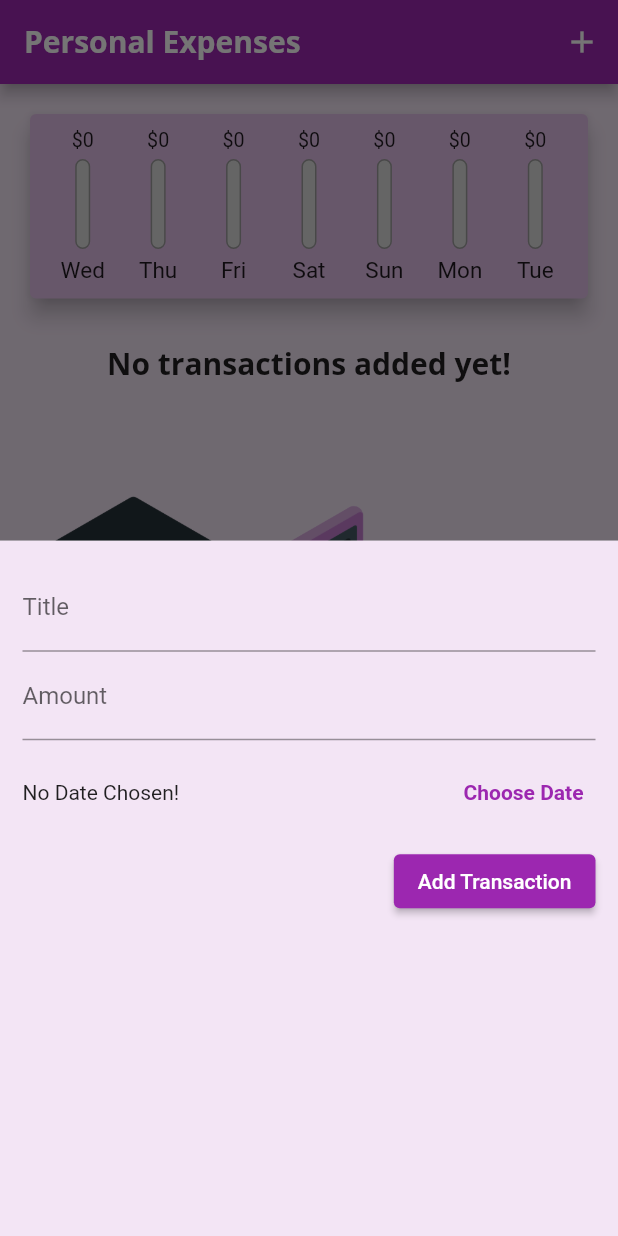
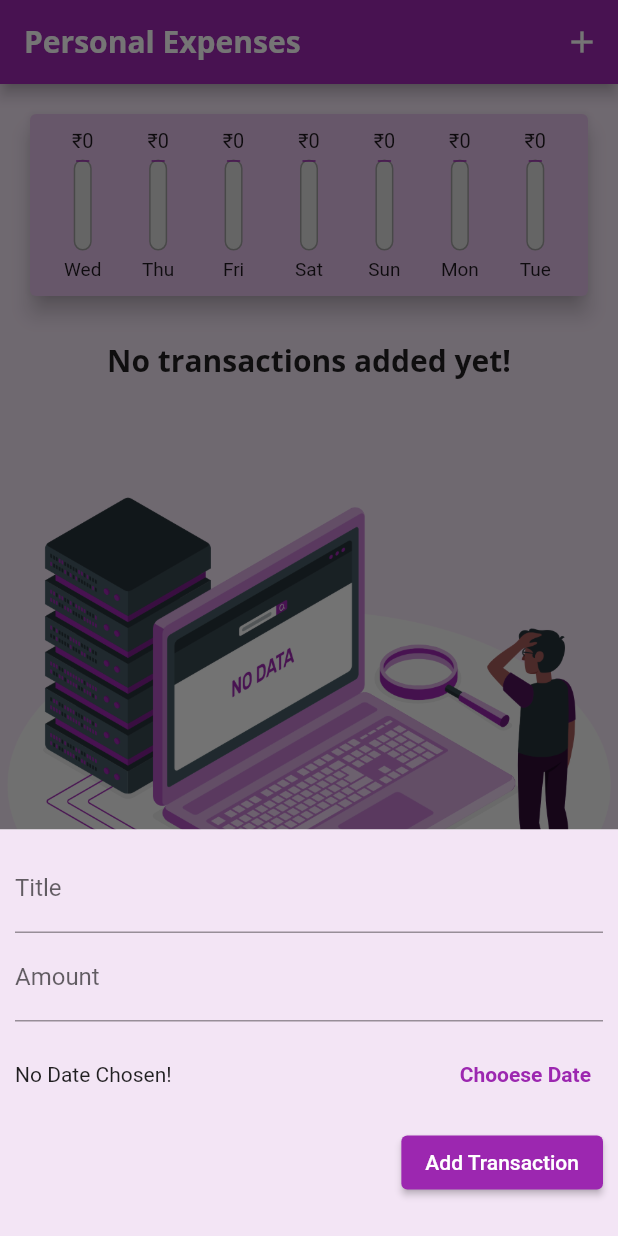
Before and after one commit to Nimit19/FlutterDevlopment, a Flutter app: the screen it shows after launch, after a tap on the "add" icon, on a phone screen of 412 x 824 dp. Run offline on Flutter 3.47's test engine with Material 2 defaults, Android fonts, the light colour scheme and no system bars; missing offline and left inert: dart:ffi.

Commit message:
Initial Commit

```diff
--- a/Udemy Course/Flutter Apps/personal_expense/lib/main.dart
+++ b/Udemy Course/Flutter Apps/personal_expense/lib/main.dart
@@ -1,11 +1,18 @@
+import 'dart:io';
+
+import 'package:flutter/cupertino.dart';
 import 'package:flutter/material.dart';
-import 'package:personal_expense/widgets/new_transaction.dart';
-import 'package:personal_expense/widgets/transaction_list_tile.dart';
-import './widgets/transaction_list.dart';
+import 'package:flutter/services.dart';
+
+import './widgets/new_transaction.dart';
+import './widgets/transaction_list_tile.dart';
 import '../models/transaction.dart';
 import './widgets/chart.dart';
 
 void main() {
+  // WidgetsFlutterBinding.ensureInitialized();
+  // SystemChrome.setPreferredOrientations(
+  //     [DeviceOrientation.portraitUp, DeviceOrientation.portraitDown]);
   runApp(const MyApp());
 }
 
@@ -22,13 +29,13 @@ class MyApp extends StatelessWidget {
         accentColor: Colors.amber,
         fontFamily: "Quicksand",
         textTheme: ThemeData.light().textTheme.copyWith(
-              headline6: TextStyle(
+              headline6: const TextStyle(
                 fontSize: 20,
                 fontFamily: 'OpenSans',
                 fontWeight: FontWeight.bold,
               ),
             ),
-        appBarTheme: AppBarTheme(
+        appBarTheme: const AppBarTheme(
           titleTextStyle: TextStyle(
             fontSize: 20,
             fontFamily: 'OpenSans',
@@ -56,6 +63,8 @@ class _MyHomePageState extends State<MyHomePage> {
     // Transaction(id: 't2', title: "Book", amount: 1000, date: DateTime.now()),
   ];
 
+  bool _showChart = false;
+
   void _addNewTransaction(String newTitle, num newAmount, var selectedDate) {
     final newTx = Transaction(
         id: DateTime.now().toString(),
@@ -68,7 +77,7 @@ class _MyHomePageState extends State<MyHomePage> {
     });
   }
 
-  void _deleteTransaction(String id){
+  void _deleteTransaction(String id) {
     setState(() {
       _userTransactions.removeWhere((tx) => tx.id == id);
     });
@@ -77,7 +86,7 @@ class _MyHomePageState extends State<MyHomePage> {
   List<Transaction> get _recentTransactions {
     return _userTransactions.where((tx) {
       return tx.date.isAfter(
-        DateTime.now().subtract(Duration(days: 7)),
+        DateTime.now().subtract(const Duration(days: 7)),
       );
     }).toList();
   }
@@ -88,24 +97,96 @@ class _MyHomePageState extends State<MyHomePage> {
         builder: (_) {
           return GestureDetector(
             onTap: () {},
+            behavior: HitTestBehavior.opaque,
             child: NewTransaction(_addNewTransaction),
-            behavior: HitTestBehavior.opaque,
           );
         });
   }
 
+  List<Widget> _buildPortraitContent(MediaQueryData mediaQuery,
+      PreferredSizeWidget appBar, Widget txListWidget) {
+    return [
+      Container(
+        height: (mediaQuery.size.height -
+                appBar.preferredSize.height -
+                mediaQuery.padding.top) *
+            0.21,
+        child: Chart(_recentTransactions),
+      ),
+      txListWidget
+    ];
+  }
+
+  List<Widget> _buildLandscapeContent(MediaQueryData mediaQuery,
+      PreferredSizeWidget appBar, Widget txListWidget) {
+    return [
+      Row(
+        mainAxisAlignment: MainAxisAlignment.center,
+        children: [
+          Text("Show Chart", style: Theme.of(context).textTheme.titleMedium),
+          Switch.adaptive(
+              // adaptive use for different ui at different platform`
+              value: _showChart,
+              onChanged: (val) {
+                setState(() {
+                  _showChart = val;
+                });
+              })
+        ],
+      ),
+      _showChart
+          ? Container(
+              height: (mediaQuery.size.height -
+                      appBar.preferredSize.height -
+                      mediaQuery.padding.top) *
+                  0.65,
+              child: Chart(_recentTransactions),
+            )
+          : txListWidget,
+    ];
+  }
+
   @override
   Widget build(BuildContext context) {
-    return Scaffold(
-      appBar: AppBar(
+    final mediaQuery = MediaQuery.of(context);
+    final isLandscape = mediaQuery.orientation == Orientation.landscape;
+
+    final PreferredSizeWidget appBar;
+
+    if (Platform.isIOS) {
+      appBar = CupertinoNavigationBar(
+        middle: Text(widget.title),
+        trailing: Row(
+          mainAxisSize: MainAxisSize.min,
+          children: [
+            GestureDetector(
+              child: const Icon(CupertinoIcons.add),
+              onTap: () => _startAddNewTransaction(context),
+            )
+          ],
+        ),
+      );
+    } else {
+      appBar = AppBar(
         title: Text(widget.title),
         actions: <Widget>[
           IconButton(
               onPressed: () => _startAddNewTransaction(context),
-              icon: Icon(Icons.add))
+              icon: const Icon(Icons.add))
         ],
-      ),
-      body: Container(
+      );
+    }
+
+    final txListWidget = Container(
+      height: (mediaQuery.size.height -
+              appBar.preferredSize.height -
+              mediaQuery.padding.top) *
+          0.79,
+      child: TransactionListTile(_userTransactions, _deleteTransaction),
+    );
+
+    final pageBody = SafeArea(
+      child: Container(
         width: double.infinity,
         height: double.infinity,
         color: Colors.purple.shade50,
@@ -113,17 +194,37 @@ class _MyHomePageState extends State<MyHomePage> {
           child: Column(
             crossAxisAlignment: CrossAxisAlignment.stretch,
             children: <Widget>[
-              Chart(_recentTransactions),
-              TransactionListTile(_userTransactions,_deleteTransaction),
+
+              // Not Landscape
+              if (!isLandscape)
+                ..._buildPortraitContent(mediaQuery, appBar, txListWidget),
+
+              // Landscape
+              if (isLandscape)
+                ..._buildLandscapeContent(mediaQuery, appBar, txListWidget),
+
             ],
           ),
         ),
       ),
-      floatingActionButtonLocation: FloatingActionButtonLocation.centerFloat,
-      floatingActionButton: FloatingActionButton(
-        onPressed: () => _startAddNewTransaction(context),
-        child: Icon(Icons.add),
-      ),
     );
+
+    return Platform.isIOS
+        ? CupertinoPageScaffold(
+            navigationBar: appBar as ObstructingPreferredSizeWidget,
+            child: pageBody,
+          )
+        : Scaffold(
+            appBar: appBar,
+            body: pageBody,
+            floatingActionButtonLocation:
+                FloatingActionButtonLocation.centerFloat,
+            floatingActionButton: Platform.isIOS
+                ? Container()
+                : FloatingActionButton(
+                    onPressed: () => _startAddNewTransaction(context),
+                    child: const Icon(Icons.add),
+                  ),
+          );
   }
 }
--- /dev/null
+++ b/Udemy Course/Flutter Apps/personal_expense/lib/widgets/adaptive_flat_button.dart
@@ -0,0 +1,30 @@
+import 'dart:io';
+
+import 'package:flutter/cupertino.dart';
+import 'package:flutter/material.dart';
+
+class AdaptiveFlatButton extends StatelessWidget {
+  final String text;
+  final Function handler;
+
+  AdaptiveFlatButton(this.text, this.handler);
+
+  @override
+  Widget build(BuildContext context) {
+    return Platform.isIOS
+        ? CupertinoButton(
+            onPressed: () => handler(),
+            child: Text(
+              text,
+              style: TextStyle(fontWeight: FontWeight.bold),
+            ),
+          )
+        : TextButton(
+            onPressed: () => handler(),
+            child: Text(
+              text,
+              style: TextStyle(fontWeight: FontWeight.bold),
+            ),
+          );
+  }
+}
--- a/Udemy Course/Flutter Apps/personal_expense/lib/widgets/chart.dart
+++ b/Udemy Course/Flutter Apps/personal_expense/lib/widgets/chart.dart
@@ -7,7 +7,7 @@ import '../models/transaction.dart';
 
 class Chart extends StatelessWidget {
   final List<Transaction> recentTransaction;
-  Chart(this.recentTransaction);
+  const Chart(this.recentTransaction);
 
   List<Map<String, Object>> get groupedTransactionValues {
     return List.generate(7, (index) {
@@ -21,15 +21,13 @@ class Chart extends StatelessWidget {
           totalSum += recentTransaction[i].amount;
         }
       }
-      return {
-        'day': DateFormat.E().format(weekDay),
-        'amount': totalSum
-      };
+      return {'day': DateFormat.E().format(weekDay), 'amount': totalSum};
     });
   }
 
   double get totalSpending {
-    return groupedTransactionValues.fold<double>(0.000001, (sum, item) { // Check Later
+    return groupedTransactionValues.fold<double>(0.000001, (sum, item) {
+      // Check Later
       return sum + (item['amount'] as num);
     });
   }
@@ -45,13 +43,19 @@ class Chart extends StatelessWidget {
         child: Row(
           mainAxisAlignment: MainAxisAlignment.spaceAround,
           children: [
-            ...groupedTransactionValues.map((data) {
-              return Flexible(
-                fit: FlexFit.tight,
-                child: ChartBar(data['day'].toString(), data['amount'] as num,
-                    (totalSpending == 0.0 ? 0.0 : data['amount'] as num) / totalSpending),
-              );
-            }).toList().reversed,
+            ...groupedTransactionValues
+                .map((data) {
+                  return Flexible(
+                    fit: FlexFit.tight,
+                    child: ChartBar(
+                        data['day'].toString(),
+                        data['amount'] as num,
+                        (totalSpending == 0.0 ? 0.0 : data['amount'] as num) /
+                            totalSpending),
+                  );
+                })
+                .toList()
+                .reversed,
           ],
         ),
       ),
--- a/Udemy Course/Flutter Apps/personal_expense/lib/widgets/chart_bar.dart
+++ b/Udemy Course/Flutter Apps/personal_expense/lib/widgets/chart_bar.dart
@@ -5,52 +5,64 @@ class ChartBar extends StatelessWidget {
   final num spendingAmount;
   final double spendingPerOfTotal;
 
-  ChartBar(this.label, this.spendingAmount, this.spendingPerOfTotal);
+  const ChartBar(this.label, this.spendingAmount, this.spendingPerOfTotal);
 
   @override
   Widget build(BuildContext context) {
+    return LayoutBuilder(builder: (ctx, constraints) {
       return Column(
         children: [
           Container(
-          height: 15,
+            height: constraints.maxHeight * 0.15,
             child: FittedBox(
-            child: Text("\$${spendingAmount.toStringAsFixed(0)}"),
+                child: spendingAmount > 1000
+                    ? Text("₹${(spendingAmount / 1000).toStringAsFixed(0)}k")
+                    : Text("₹${spendingAmount.toStringAsFixed(0)}")),
+          ),
+          SizedBox(
+            height: constraints.maxHeight * 0.05,
+          ),
+          Container(
+            height: constraints.maxHeight * 0.60,
+            width: 12,
+
+            // Change By me
+            child: Container(
+              height: double.infinity,
+              width: double.infinity,
+              decoration: BoxDecoration(
+                border: Border.all(color: Colors.grey, width: 1),
+                color: Color.fromRGBO(220, 220, 220, 50),
+                borderRadius: BorderRadius.circular(20),
+              ),
+              child: FractionallySizedBox(
+                heightFactor: spendingPerOfTotal,
+                alignment: Alignment.topCenter,
+                child: Container(
+                  decoration: BoxDecoration(
+                    border: Border.all(
+                        color: Theme.of(context).primaryColor, width: 1),
+                    color: Theme.of(context).primaryColor,
+                    borderRadius: BorderRadius.circular(20),
+                  ),
+                ),
+              ),
             ),
           ),
           SizedBox(
-          height: 5,
+            height: constraints.maxHeight * 0.05,
           ),
           Container(
-          height: 60,
-          width: 10,
-          child: Stack(
-            children: [
-              Container(
-                decoration: BoxDecoration(
-                  border: Border.all(color: Colors.grey, width: 1),
-                  color: Color.fromRGBO(220, 220, 220, 1),
-                  borderRadius: BorderRadius.circular(20),
-                ),
-              ),
-              FractionallySizedBox(
-                heightFactor: spendingPerOfTotal,
-                child: Container(
-                  decoration: BoxDecoration(
-                    color: Theme.of(context).primaryColor,
-                    borderRadius: BorderRadius.circular(10),
+            height: constraints.maxHeight * 0.15,
+            child: FittedBox(
+              child: Text(
+                label,
+                style: const TextStyle(fontSize: 15),
               ),
             ),
           )
         ],
-          ),
-        ),
-
-        SizedBox(
-          height: 5,
-        ),
-
-        Text(label,style: TextStyle(fontSize: 15),)
-      ],
       );
+    });
   }
 }
--- a/Udemy Course/Flutter Apps/personal_expense/lib/widgets/new_transaction.dart
+++ b/Udemy Course/Flutter Apps/personal_expense/lib/widgets/new_transaction.dart
@@ -1,8 +1,8 @@
-import 'dart:math';
-
+import 'package:flutter/cupertino.dart';
 import 'package:flutter/material.dart';
 import 'package:intl/intl.dart';
-import '../models/transaction.dart';
+
+import './adaptive_flat_button.dart';
 
 class NewTransaction extends StatefulWidget {
   final Function addTx;
@@ -43,21 +43,25 @@ class _NewTransactionState extends State<NewTransaction> {
         return;
       }
 
-      setState((){
+      setState(() {
         _selectedDate = pickedDate;
       });
-
     });
   }
 
   @override
   Widget build(BuildContext context) {
-    return Container(
+    return SingleChildScrollView(
+      child: Container(
         color: Colors.purple.shade50,
-      padding: EdgeInsets.all(15),
+        padding: EdgeInsets.only(
+            left: 10,
+            right: 10,
+            top: 10,
+            bottom: MediaQuery.of(context).viewInsets.bottom + 25),
         child: Column(crossAxisAlignment: CrossAxisAlignment.end, children: [
           TextField(
-          decoration: InputDecoration(
+            decoration: const InputDecoration(
               labelText: "Title",
             ),
             controller: _titleController,
@@ -66,7 +70,7 @@ class _NewTransactionState extends State<NewTransaction> {
             // onChanged: (val) => {titleInput = val},
           ),
           TextField(
-          decoration: InputDecoration(
+            decoration: const InputDecoration(
               labelText: "Amount",
             ),
             controller: _amountController,
@@ -80,25 +84,23 @@ class _NewTransactionState extends State<NewTransaction> {
               children: [
                 Expanded(
                   child: Text(
-                  _selectedDate == null ? "No Date Chosen!" : "Picked Date: ${DateFormat.yMMMd().format(_selectedDate)}",
+                    _selectedDate == null
+                        ? "No Date Chosen!"
+                        : "Picked Date: ${DateFormat.yMMMd().format(_selectedDate)}",
                   ),
                 ),
-              TextButton(
-                  onPressed: _presentDatePicker,
-                  child: Text(
-                    "Choose Date",
-                    style: TextStyle(fontWeight: FontWeight.bold),
-                  ))
+                AdaptiveFlatButton("Chooese Date", _presentDatePicker)
               ],
             ),
           ),
           ElevatedButton(
             onPressed: _submitData,
-          child: Text(
+            child: const Text(
               "Add Transaction",
             ),
           ),
         ]),
+      ),
     );
   }
 }
--- a/Udemy Course/Flutter Apps/personal_expense/lib/widgets/transaction_list_tile.dart
+++ b/Udemy Course/Flutter Apps/personal_expense/lib/widgets/transaction_list_tile.dart
@@ -1,6 +1,7 @@
 import 'package:flutter/material.dart';
-import 'package:intl/intl.dart';
+
 import '../models/transaction.dart';
+import './transaction_item.dart';
 
 class TransactionListTile extends StatelessWidget {
   final List<Transaction> transactions;
@@ -10,11 +11,12 @@ class TransactionListTile extends StatelessWidget {
   @override
   Widget build(BuildContext context) {
     return Container(
-      height: 623,
+      height: 750,
       child: transactions.isEmpty
-          ? Column(
+          ? LayoutBuilder(builder: (ctx, constraits) {
+              return Column(
                 children: [
-                SizedBox(
+                  const SizedBox(
                     height: 10,
                   ),
                   Text(
@@ -22,47 +24,17 @@ class TransactionListTile extends StatelessWidget {
                     style: Theme.of(context).textTheme.headline6,
                   ),
                   Container(
-                  // width: 200,
+                    height: constraits.maxHeight * 0.70,
                     child: Image.asset('assets/images/NoData.png',
                         fit: BoxFit.cover),
                   ),
                 ],
-            )
+              );
+            })
           : ListView.builder(
               // reverse: true, // new tx add top
               itemBuilder: (ctx, index) {
-                return Card(
-                  elevation: 3,
-                  color: Colors.purple.shade100,
-                  margin: EdgeInsets.symmetric(vertical: 8, horizontal: 10),
-                  child: ListTile(
-                    leading: CircleAvatar(
-                      radius: 30,
-                      child: Padding(
-                        padding: const EdgeInsets.all(6.0),
-                        child: FittedBox(
-                          child: Text(
-                            '\$${transactions[index].amount}',
-                          ),
-                        ),
-                      ),
-                    ),
-                    title: new Text(
-                      transactions[index].title,
-                      style: Theme.of(context).textTheme.headline6,
-                    ),
-                    subtitle: new Text(
-                      DateFormat.yMMMd().format(transactions[index].date),
-                      style: TextStyle(fontFamily: 'Quicksans'),
-                    ),
-                    trailing: IconButton(
-                      icon: Icon(Icons.delete),
-                      onPressed: () =>
-                          deleteTransaction(transactions[index].id),
-                      color: Colors.red.shade700,
-                    ),
-                  ),
-                );
+                return TransactionItem(transaction: transactions[index], deleteTransaction: deleteTransaction);
               },
               itemCount: transactions.length,
             ),
```
Also changed, not shown: Udemy Course/Flutter Apps/personal_expense/lib/widgets/transaction_item.dart (added, +62 -0 lines), Udemy Course/Flutter Apps/personal_expense/lib/02_not_use_widgets/transaction_list.dart (renamed from Udemy Course/Flutter Apps/personal_expense/lib/widgets/transaction_list.dart), Udemy Course/Flutter Apps/personal_expense/pubspec.lock, Udemy Course/Flutter Apps/quiz_app/pubspec.lock. Lines whose indentation alone changed are shown as unchanged.
